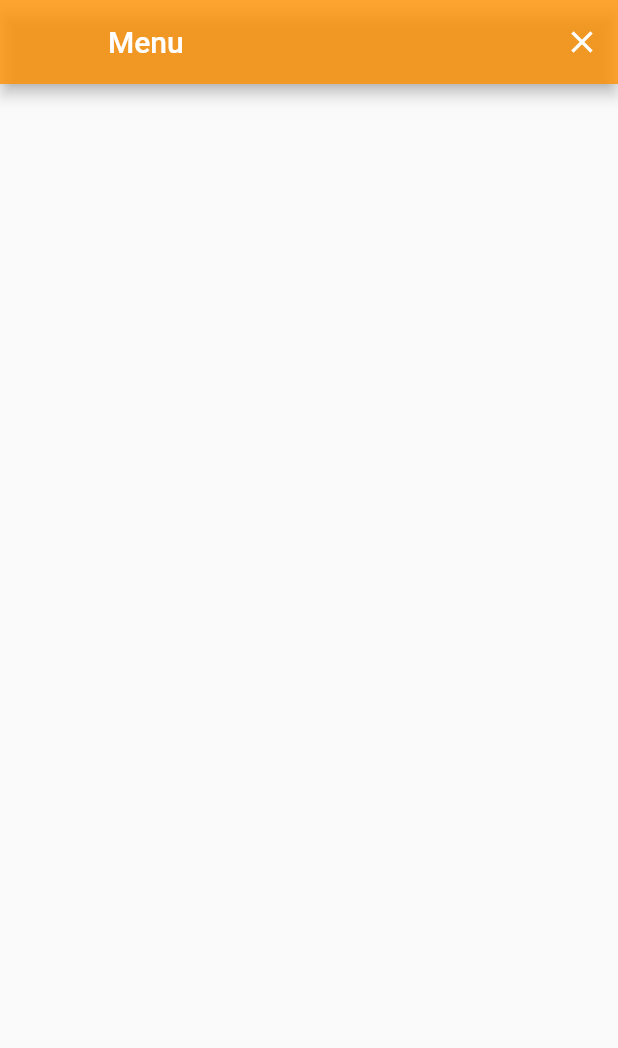
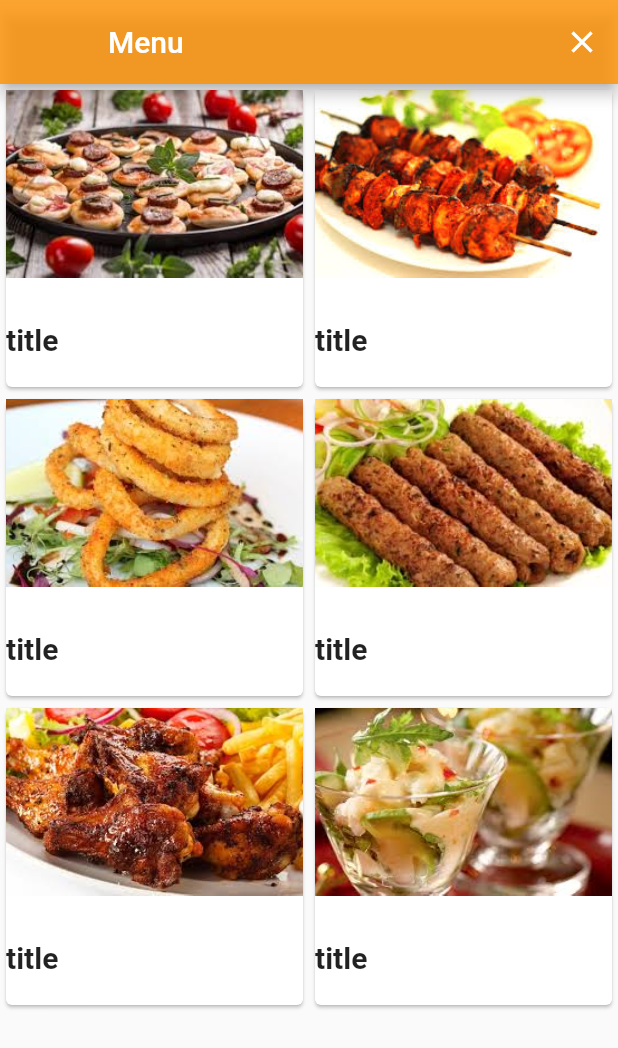
Before and after one commit to Nav2030/Order_me, a Flutter app: the Types screen opened directly, on a phone screen of 412 x 824 dp. Shown: the top 1048 px of the screen. Run offline on Flutter 3.47's test engine with Material 2 defaults, Android fonts, the phone set to English and light mode, and no system bars; our stand-ins replace carousel_pro, cloud_firestore, firebase_auth; accounts and stored records are empty.

Commit message:
Menu Handling

```diff
--- a/lib/Pages/home.dart
+++ b/lib/Pages/home.dart
@@ -31,7 +31,7 @@ class _HomeState extends State<Home> {
           AssetImage('assets/carousel/menu5.jpg'),
           AssetImage('assets/carousel/menu6.jpg'),
           AssetImage('assets/carousel/menu7.jpg'),
-          AssetImage('assets/carousel/menu8.jpg'),
+          AssetImage('assets/carousel/menu0.jpg'),
         ],
         autoplay: true,
         animationCurve: Curves.fastOutSlowIn,
@@ -46,10 +46,6 @@ class _HomeState extends State<Home> {
       appBar: AppBar(
         title: Text('Home'),
         backgroundColor: Color(0xffff9000).withOpacity(0.8),
-        actions: <Widget>[
-          new IconButton(icon: Icon(Icons.search,color: Colors.white), onPressed: (){}),
-          new IconButton(icon: Icon(Icons.shopping_cart,color: Colors.white), onPressed: (){}),
-        ],
       ),
       drawer: new Drawer(
         child: new ListView(
--- a/lib/Pages/menuTypes.dart
+++ b/lib/Pages/menuTypes.dart
@@ -1,4 +1,5 @@
 import 'package:flutter/material.dart';
+import 'package:system_for_hotel_mobile_app/Pages/menu_list.dart';
 
 class Types extends StatefulWidget {
   @override
@@ -6,6 +7,11 @@ class Types extends StatefulWidget {
 }
 
 class _TypesState extends State<Types> {
+  _onTileClicked(int index){
+    if(index == 0){
+      Navigator.push(context, MaterialPageRoute(builder: (context) => ListPage()));
+    }
+  }
   @override
   Widget build(BuildContext context) {
     return Scaffold(
@@ -21,6 +27,33 @@ class _TypesState extends State<Types> {
         ],
         leading: new Container(),
       ),
+      body: Container(
+        child:new  GridView.count(
+        crossAxisCount: 2,
+        children: List.generate(6, (index) {
+          return Card(
+              child: new Stack(
+                children: <Widget>[
+                  InkWell(
+                    onTap: ()=> _onTileClicked(index),
+                    child: Image.asset("assets/carousel/menu$index.jpg",height:125.0,fit: BoxFit.cover,),
+                  ),
+                  new Positioned(
+                    left: 0.0,
+                    bottom: 20.0,
+                    child: new Text('title',
+                        style: new TextStyle(
+                          fontWeight: FontWeight.bold,
+                          fontSize: 20.0,
+                        )),
+                  ),
+
+                ],
+              )
+          ); //robohash.org api provide you different images for any number you are giving
+        }),
+      ),
+      ),
     );
   }
 }
--- a/pubspec.yaml
+++ b/pubspec.yaml
@@ -52,6 +52,7 @@ flutter:
   assets:
   - assets/logo.png
   - assets/background.jpg
+  - assets/carousel/menu0.jpg
   - assets/carousel/menu1.jpg
   - assets/carousel/menu2.jpg
   - assets/carousel/menu3.jpg
@@ -59,7 +60,7 @@ flutter:
   - assets/carousel/menu5.jpg
   - assets/carousel/menu6.jpg
   - assets/carousel/menu7.jpg
-  - assets/carousel/menu8.jpg
+
 
 
   # An image asset can refer to one or more resolution-specific "variants", see
```
Also changed, not shown: lib/Pages/menu_list.dart (+11 -1 lines), assets/carousel/menu0.jpg (renamed from assets/carousel/menu8.jpg).
